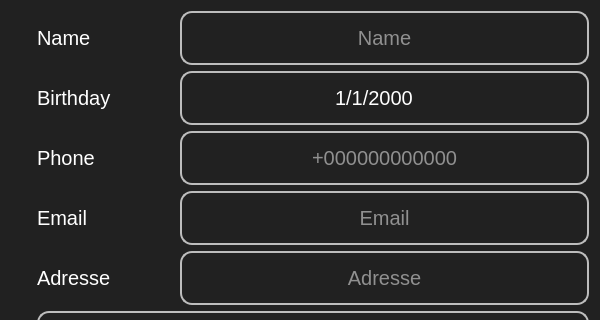
The window that custom_widgets/personDetails/PersonDetails.ui (elmhadji/AccessController) describes before a commit, drawn with Qt 5; both pictures show x 0 to 600 and y 0 to 320 of the 600 by 500 pixel window.
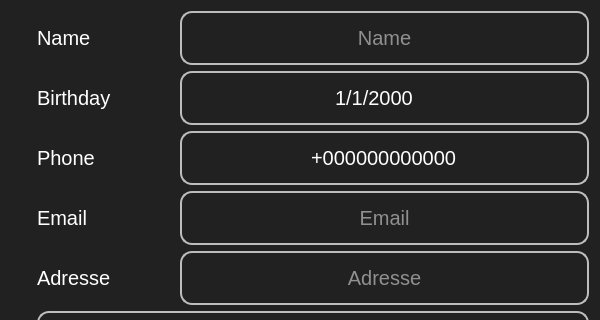
The same window after the commit. Icons and pictures are not drawn.

Diff of the .ui file:
```diff
--- a/custom_widgets/personDetails/PersonDetails.ui
+++ b/custom_widgets/personDetails/PersonDetails.ui
@@ -26,7 +26,7 @@
    <string>Form</string>
   </property>
   <property name="styleSheet">
-   <string notr="true">QWidget#PersonDetails{
+   <string notr="true">*{
 	background-color: rgb(33, 33, 33);
 }
 QPushButton{
@@ -203,7 +203,10 @@
          <item>
           <widget class="QLineEdit" name="phoneNumberInput">
            <property name="inputMask">
-            <string/>
+            <string>+999999999999</string>
+           </property>
+           <property name="text">
+            <string>+000000000000</string>
            </property>
            <property name="maxLength">
             <number>32767</number>
```
Left out of the diff: 2 changed lines with no effect on the pictures.
